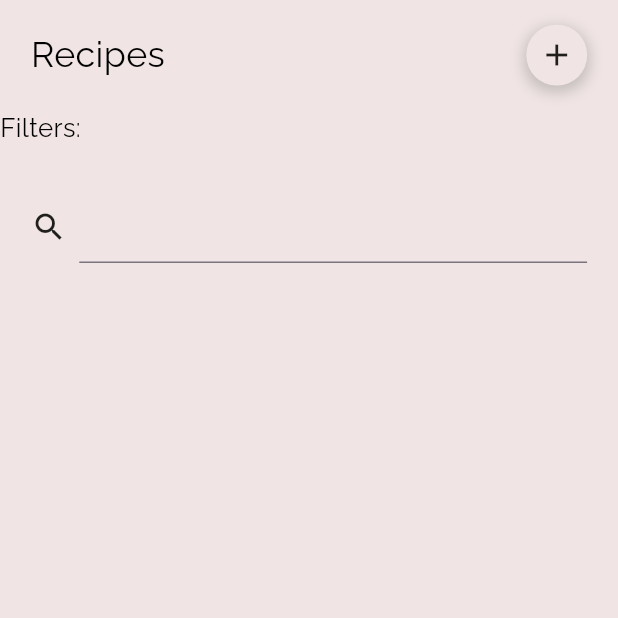
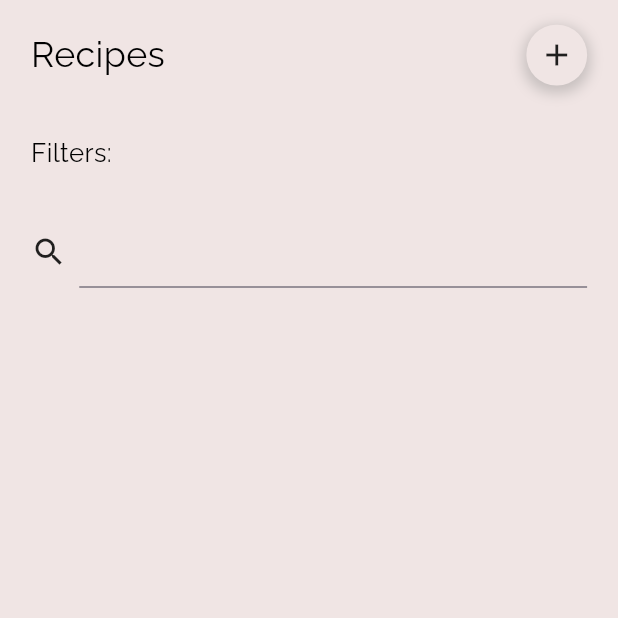
Before and after one commit to Xyrtur/meal_planning, a Flutter app: the AllRecipesPage screen opened directly, on a phone screen of 412 x 824 dp, the top half of it. Run offline on Flutter 3.47's test engine with Material 3 defaults, Android fonts, the phone set to English and light mode, and no system bars; our stand-ins replace animated_splash_screen, auto_size_text, bloc, equatable, file_picker, flutter_bloc and 9 more; missing offline and left inert: aligned_dialog, r_dotted_line_border; accounts and stored records are empty.

Commit message:
Changed a bit of spacing

```diff
--- a/lib/screens/all_recipes_page.dart
+++ b/lib/screens/all_recipes_page.dart
@@ -139,14 +139,17 @@ class FilterArea extends StatelessWidget {
       child: BlocBuilder<AllRecipesBloc, AllRecipesState>(buildWhen: (previous, current) {
         return current is FiltersChanged;
       }, builder: (context, state) {
-        return Wrap(spacing: 2.w, runSpacing: 1.h, children: [
+        return Padding(
+          padding: EdgeInsets.only(left: 5.w, right: 5.w, top: 2.h),
+          child: Wrap(spacing: 2.w, runSpacing: 1.h, children: [
             Text(
               "Filters:",
               style: Centre.semiTitleText,
             ),
             for (MapEntry<String, int?> item in state.toggledCategories.entries)
               filterBtn(color: item.value, name: item.key, context: context)
-        ]);
+          ]),
+        );
       }),
     );
   }
--- a/lib/screens/recipe_page.dart
+++ b/lib/screens/recipe_page.dart
@@ -639,7 +639,7 @@ class RecipePage extends StatelessWidget {
                                         Padding(
                                           padding: EdgeInsets.only(
                                               right: state is EditingRecipe ? 4.w : 2.w,
-                                              left: state is EditingRecipe ? 0 : 5.w),
+                                              left: state is EditingRecipe ? 0 : 2.w),
                                           child: Row(
                                             children: [
                                               Column(
```
Lines whose indentation alone changed are shown as unchanged.
